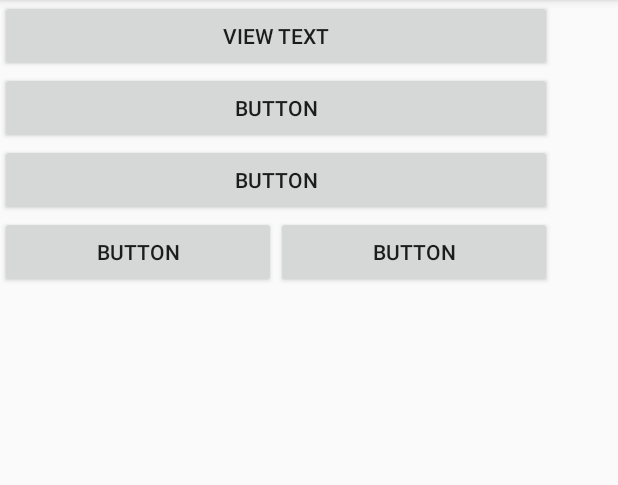
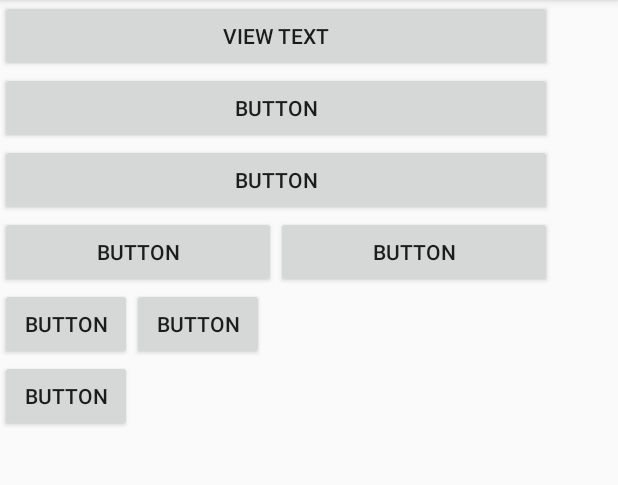
Before and after one commit to 2018Android/Android-Ch5_4_3, an Android app: the screen it shows after launch (MainActivity), on a phone screen of 412 x 824 dp, the part 84-569 px from its top. Run offline under Robolectric (Android 15) with nearby library versions, the phone set to English and light mode, and no system bars.

Commit message:
練習TableLayout

```diff
--- a/app/src/main/res/layout/activity_main.xml
+++ b/app/src/main/res/layout/activity_main.xml
@@ -50,6 +50,44 @@
                 android:layout_height="wrap_content"
                 android:layout_weight="1"
                 android:text="Button" />
+
         </LinearLayout>
+
+        <TableLayout
+            android:layout_width="match_parent"
+            android:layout_height="wrap_content"
+            android:layout_weight="1"
+            tools:layout_editor_absoluteX="8dp"
+            tools:layout_editor_absoluteY="8dp">
+
+            <TableRow
+                android:layout_width="match_parent"
+                android:layout_height="match_parent" >
+
+                <Button
+                    android:id="@+id/button8"
+                    android:layout_width="wrap_content"
+                    android:layout_height="wrap_content"
+                    android:text="Button" />
+
+                <Button
+                    android:id="@+id/button7"
+                    android:layout_width="wrap_content"
+                    android:layout_height="wrap_content"
+                    android:text="Button" />
+            </TableRow>
+
+            <TableRow
+                android:layout_width="match_parent"
+                android:layout_height="match_parent" >
+
+                <Button
+                    android:id="@+id/button11"
+                    android:layout_width="wrap_content"
+                    android:layout_height="wrap_content"
+                    android:text="Button" />
+            </TableRow>
+
+        </TableLayout>
     </LinearLayout>
 </android.support.constraint.ConstraintLayout>
```
